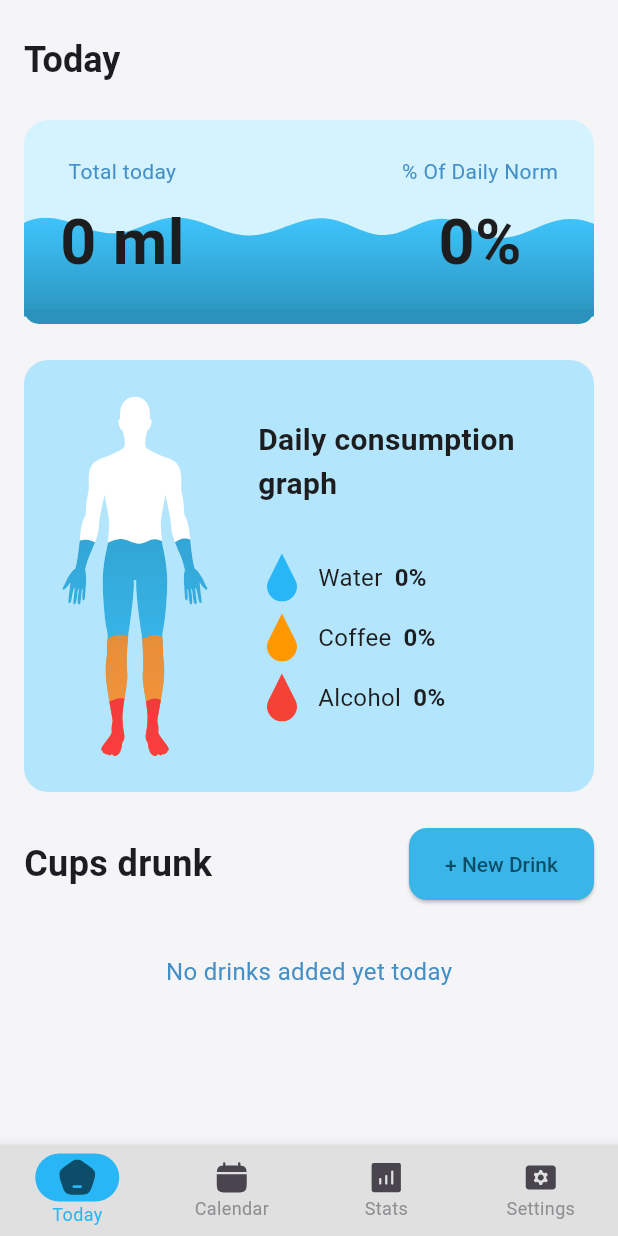
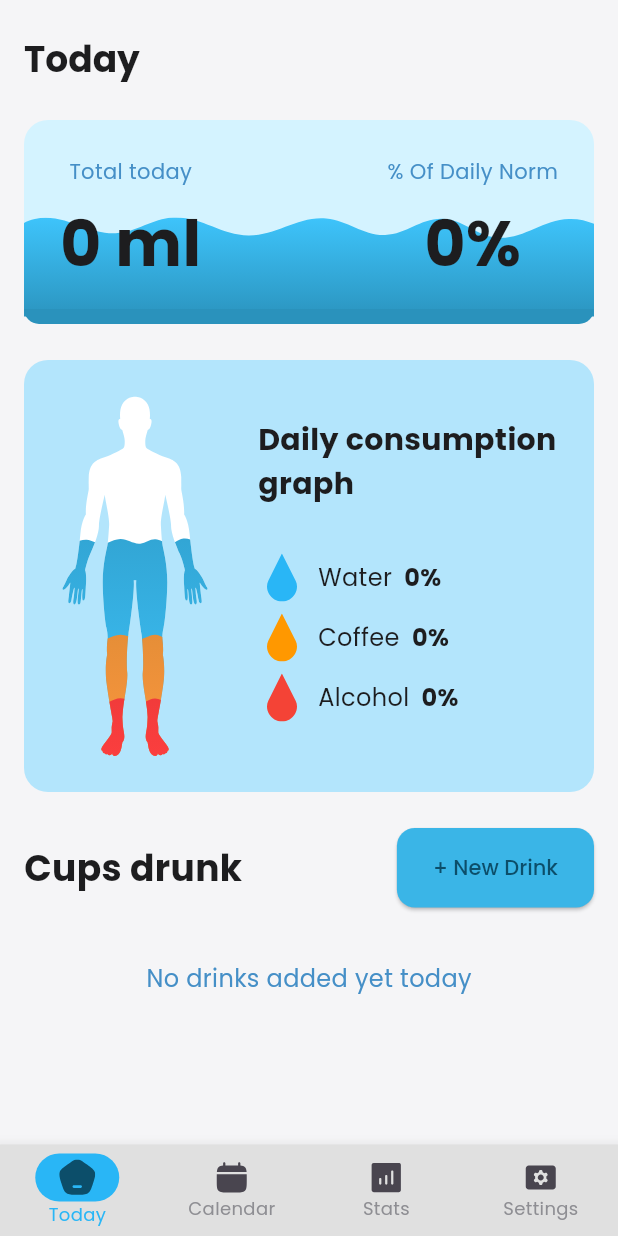
Before and after one commit to SoftwareDevvvv/sipwatch, a Flutter app: the screen it shows after launch, on a phone screen of 412 x 824 dp. Run offline on Flutter 3.47's test engine with Material 3 defaults, Android fonts, the phone set to English and light mode, and no system bars; our stand-ins replace fl_chart, flutter_local_notifications, flutter_svg, get, image_picker, permission_handler and 2 more.

Commit message:
theme updated

```diff
--- a/lib/core/theme/app_theme.dart
+++ b/lib/core/theme/app_theme.dart
@@ -59,28 +59,35 @@ class AppColors {
 }
 
 class AppTextStyles {
+  // Font Family
+  static const String fontFamily = 'Poppins';
+
   // Headings
   static const TextStyle heading1 = TextStyle(
     fontSize: 34,
     fontWeight: FontWeight.bold,
     color: AppColors.textPrimary,
+    fontFamily: fontFamily,
   );
   static const TextStyle heading2 = TextStyle(
     fontSize: 24,
     fontWeight: FontWeight.bold,
     color: AppColors.textPrimary,
+    fontFamily: fontFamily,
   );
 
   static const TextStyle heading3 = TextStyle(
     fontSize: 24,
     fontWeight: FontWeight.bold,
     color: AppColors.textPrimary,
+    fontFamily: fontFamily,
   );
 
   static const TextStyle heading4 = TextStyle(
     fontSize: 20,
     fontWeight: FontWeight.bold,
     color: AppColors.textPrimary,
+    fontFamily: fontFamily,
   );
 
   // Body Text
@@ -88,16 +95,19 @@ class AppTextStyles {
     fontSize: 18,
     fontWeight: FontWeight.w600,
     color: AppColors.textPrimary,
+    fontFamily: fontFamily,
   );
 
   static const TextStyle bodyMedium = TextStyle(
     fontSize: 16,
     color: AppColors.textPrimary,
+    fontFamily: fontFamily,
   );
 
   static const TextStyle bodySmall = TextStyle(
     fontSize: 14,
     color: AppColors.textSecondary,
+    fontFamily: fontFamily,
   );
 
   // Special Text Styles
@@ -105,22 +115,26 @@ class AppTextStyles {
     fontSize: 42,
     fontWeight: FontWeight.bold,
     color: AppColors.textPrimary,
+    fontFamily: fontFamily,
   );
 
   static const TextStyle displayMedium = TextStyle(
     fontSize: 36,
     fontWeight: FontWeight.bold,
     color: AppColors.textPrimary,
+    fontFamily: fontFamily,
   );
 
   static const TextStyle buttonText = TextStyle(
     fontSize: 14,
     fontWeight: FontWeight.w500,
+    fontFamily: fontFamily,
   );
 
   static const TextStyle hintText = TextStyle(
     fontSize: 16,
     color: AppColors.textHint,
+    fontFamily: fontFamily,
   );
 }
 
@@ -151,6 +165,7 @@ class AppTheme {
   static ThemeData get lightTheme {
     return ThemeData(
       useMaterial3: true,
+      fontFamily: AppTextStyles.fontFamily,
       colorScheme: const ColorScheme.light(
         primary: AppColors.primary,
         primaryContainer: AppColors.primaryLight,
```
